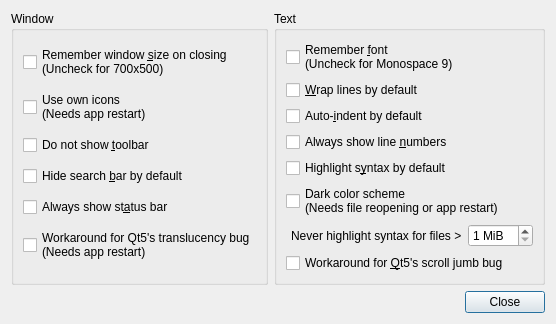
vecnathewhisperd0/FeatherPad, file featherpad/predDialog.ui: the form before one commit.
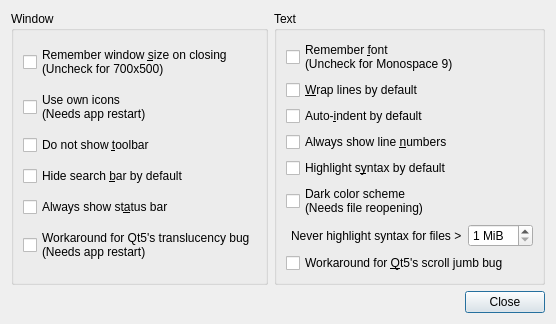
The form after the commit.

```diff
--- a/featherpad/predDialog.ui
+++ b/featherpad/predDialog.ui
@@ -120,7 +120,7 @@
        <widget class="QCheckBox" name="colBox">
         <property name="text">
          <string>Dark color scheme
-(Needs file reopening or app restart)</string>
+(Needs file reopening)</string>
         </property>
        </widget>
       </item>
```
